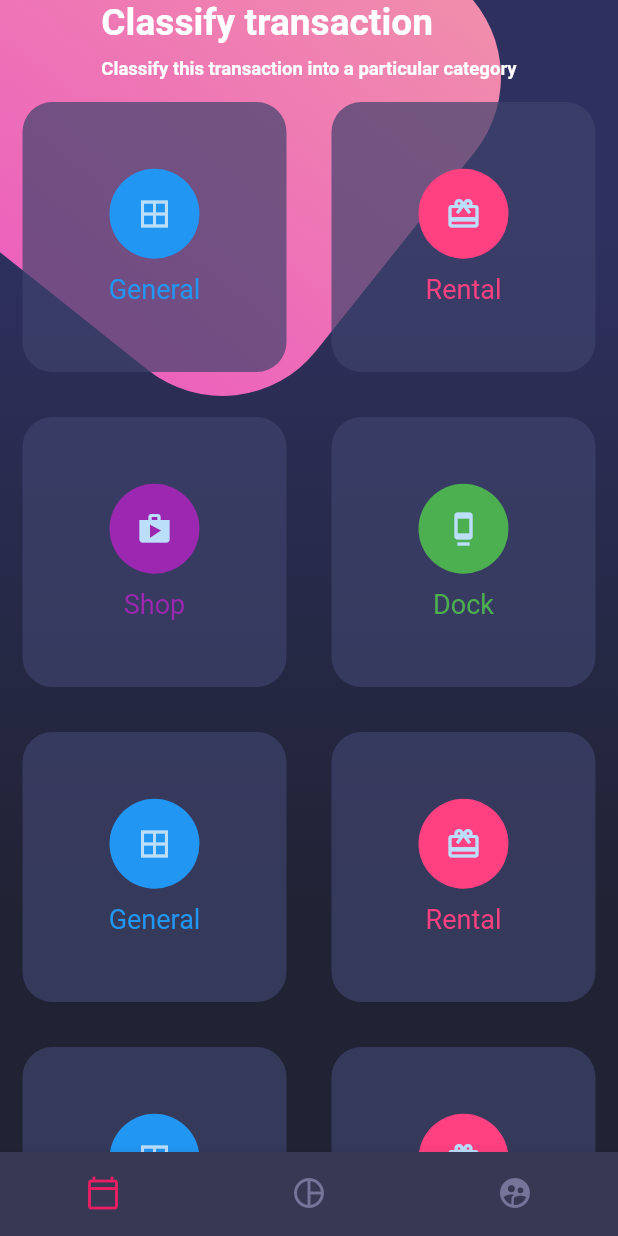
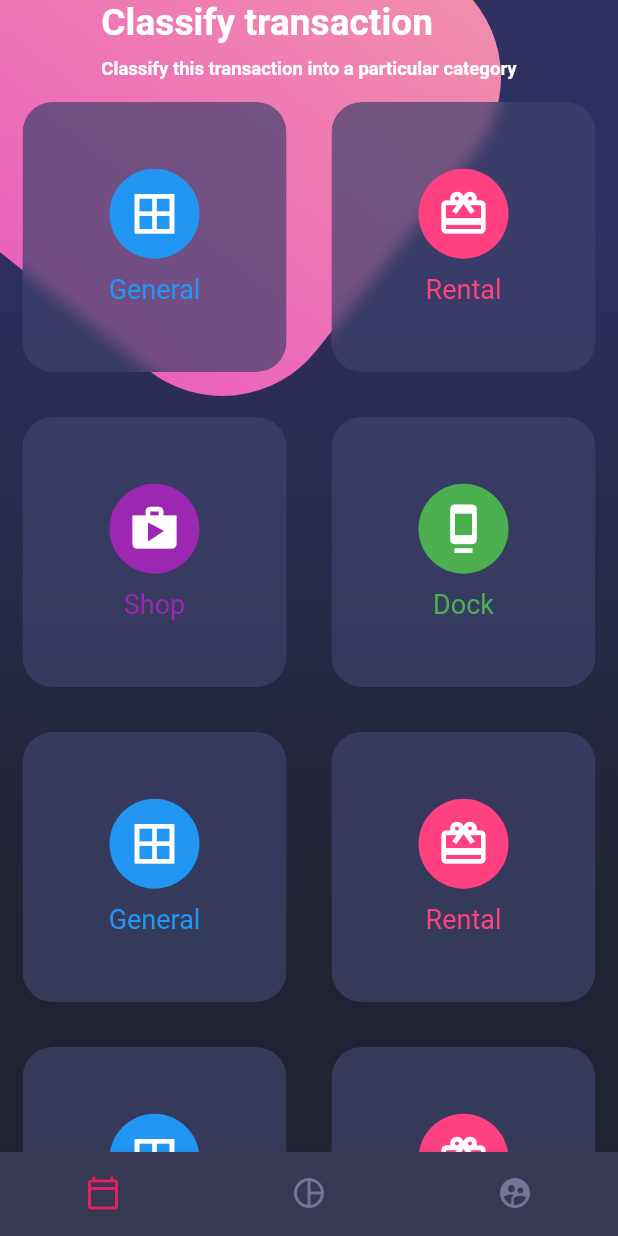
Before and after one commit to BryanParada/designsApp, a Flutter app: the screen it shows after launch, on a phone screen of 412 x 824 dp. Run offline on Flutter 3.47's test engine with Material 2 defaults, Android fonts, the phone set to English and light mode, and no system bars.

Commit message:
F152 - composite design - Blur

```diff
--- a/lib/main.dart
+++ b/lib/main.dart
@@ -16,6 +16,7 @@ class MyApp extends StatelessWidget {
 
     return MaterialApp(
       debugShowCheckedModeBanner: false,
+      theme: ThemeData.dark(),
       title: 'Material App',
       initialRoute: 'home_screen',
       routes: {
--- a/lib/widgets/card_table.dart
+++ b/lib/widgets/card_table.dart
@@ -1,3 +1,5 @@
+import 'dart:ui';
+
 import 'package:flutter/material.dart';
 
 class CardTable extends StatelessWidget {
@@ -6,7 +8,7 @@ class CardTable extends StatelessWidget {
   @override
   Widget build(BuildContext context) {
     return Table(
-      children: [
+      children: const [
         TableRow(
           children:[
             _SingleCard(icon: Icons.border_all, color: Colors.blue, text: 'General'),
@@ -65,6 +67,12 @@ class _SingleCard extends StatelessWidget {
   Widget build(BuildContext context) {
     return Container(
       margin: EdgeInsets.all(15),
+      child: ClipRRect(
+        borderRadius: BorderRadius.circular(20),
+        child: BackdropFilter(
+          filter: ImageFilter.blur( sigmaX: 5, sigmaY: 5),
+          child: Container(
+
             height: 180,
             decoration: BoxDecoration(
               color: Color.fromRGBO(62, 66, 107, 0.7),
@@ -75,7 +83,7 @@ class _SingleCard extends StatelessWidget {
               children: [
                 CircleAvatar(
                   backgroundColor: this.color,
-            child: Icon(this.icon),
+                  child: Icon(this.icon, size: 35, color: Colors.white),
                   radius: 30,
                 ),
                 SizedBox(height: 10,),
@@ -83,6 +91,9 @@ class _SingleCard extends StatelessWidget {
 
               ],
             ),
+          ),
+        ),
+      ),
     );
   }
 }
```
Lines whose indentation alone changed are shown as unchanged.
